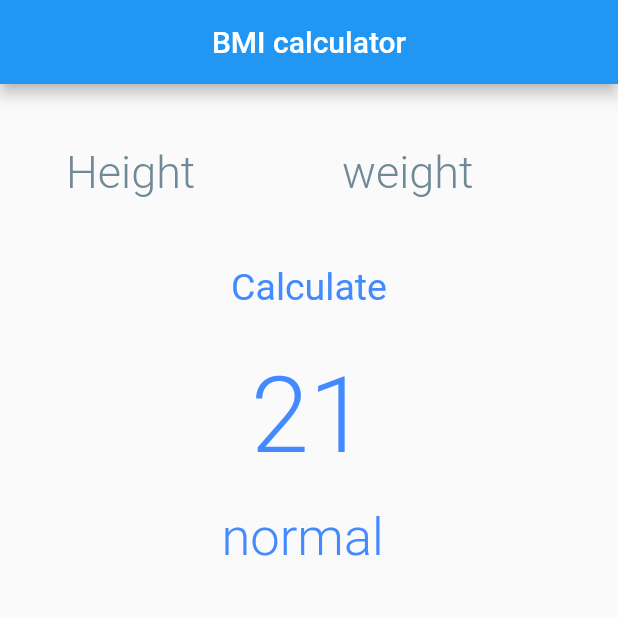
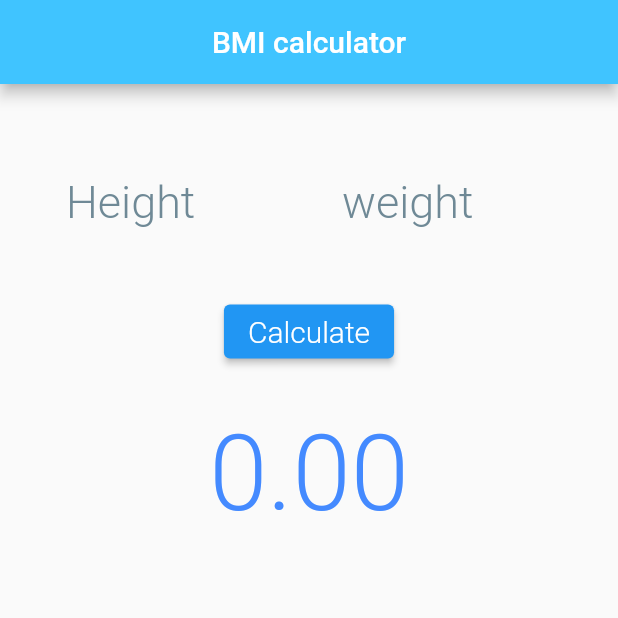
Before and after one commit to Amugt/BMI-Calculator, a Flutter app: the screen it shows after launch, on a phone screen of 412 x 824 dp, the top half of it. Run offline on Flutter 3.47's test engine with Material 2 defaults, Android fonts, the phone set to English and light mode, and no system bars.

Commit message:
workin app

```diff
--- a/lib/main.dart
+++ b/lib/main.dart
@@ -29,6 +29,12 @@ class bmi extends StatefulWidget {
 class _bmiState extends State<bmi> {
   double bmiresult = 0;
   String description = "";
+  final _heightinput = TextEditingController();
+  final _weightinput = TextEditingController();
+
+
+
+
 
   @override
   Widget build(BuildContext context) {
@@ -36,8 +42,10 @@ class _bmiState extends State<bmi> {
         appBar: AppBar(
           title: Text("BMI calculator"),
           centerTitle: true,
+          backgroundColor: Colors.lightBlueAccent,
         ),
         body: Container(
+            padding: EdgeInsets.only(top: 20),
             alignment: Alignment.center,
             child: Column(
               children: <Widget>[
@@ -50,6 +58,7 @@ class _bmiState extends State<bmi> {
                     Container(
                       width: 140,
                       child: TextField(
+                        controller: _heightinput,
                         style: TextStyle(
                           fontSize: 40,
                           fontWeight: FontWeight.w300,
@@ -68,6 +77,7 @@ class _bmiState extends State<bmi> {
                     Container(
                       width: 140,
                       child: TextField(
+                        controller: _weightinput,
                         style: TextStyle(
                           fontSize: 40,
                           fontWeight: FontWeight.w300,
@@ -88,13 +98,14 @@ class _bmiState extends State<bmi> {
                 SizedBox(
                   height: 30,
                 ),
-                Container(
+                ElevatedButton(
+                  onPressed: calculate,
                   child: Text(
                     "Calculate",
                     style: TextStyle(
-                      fontSize: 25,
-                      color: Colors.blueAccent,
-                      fontWeight: FontWeight.w400,
+                      fontSize: 20,
+                      color: Colors.white,
+                      fontWeight: FontWeight.w300,
                     ),
                   ),
                 ),
@@ -103,7 +114,7 @@ class _bmiState extends State<bmi> {
                 ),
                 Container(
                   child: Text(
-                    "21",
+                    bmiresult.toStringAsFixed(2),
                     style: TextStyle(
                       fontSize: 70,
                       color: Colors.blueAccent,
@@ -116,7 +127,7 @@ class _bmiState extends State<bmi> {
                 ),
                 Container(
                   child: Text(
-                    "normal ",
+                    description.toString(),
                     style: TextStyle(
                       fontSize: 35,
                       color: Colors.blueAccent,
@@ -127,4 +138,20 @@ class _bmiState extends State<bmi> {
               ],
             )));
   }
+
+  void calculate() {
+    final weight = double.tryParse(_weightinput.text);
+
+    final height = double.tryParse(_heightinput.text);
+
+    setState(() {
+      if (weight != null && height != null) {
+        bmiresult = weight / (height * height);
+        if (bmiresult <= 18.5) description = "Underweight";
+        else if (bmiresult <= 25 && bmiresult>=18.5)  description = "Healthy";
+          else if (bmiresult >= 25 && bmiresult<= 30)  description = "Overweight";
+            else if (bmiresult>=30)  description = "Obesity";
+      }
+    });
+  }
 }
```
